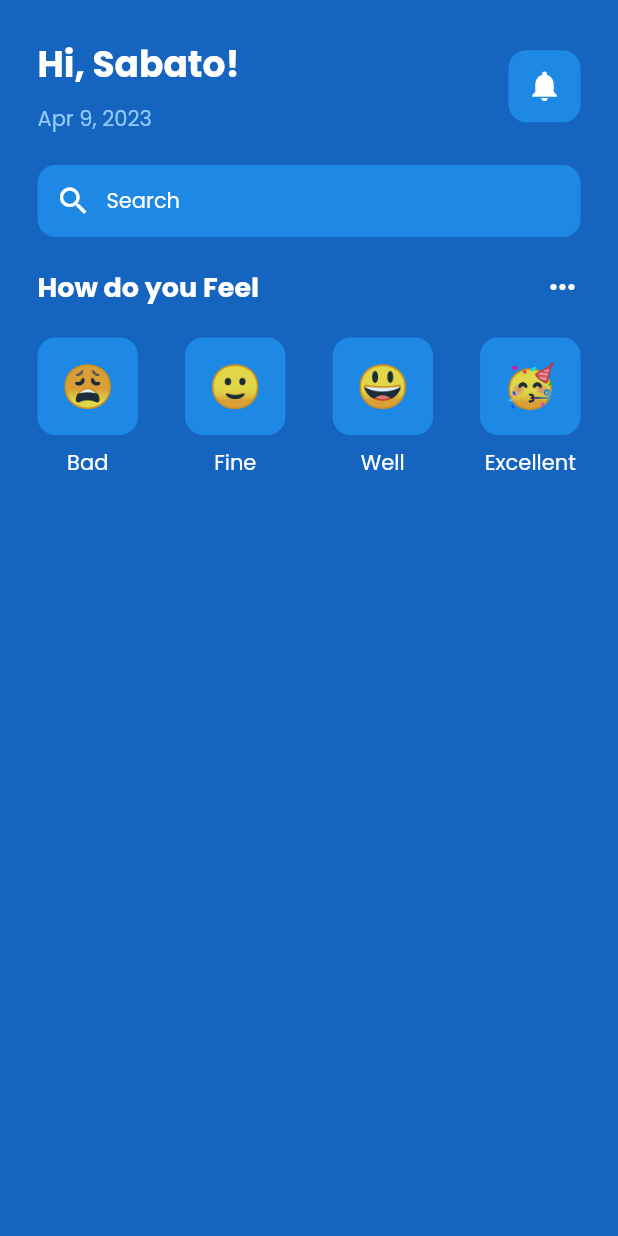
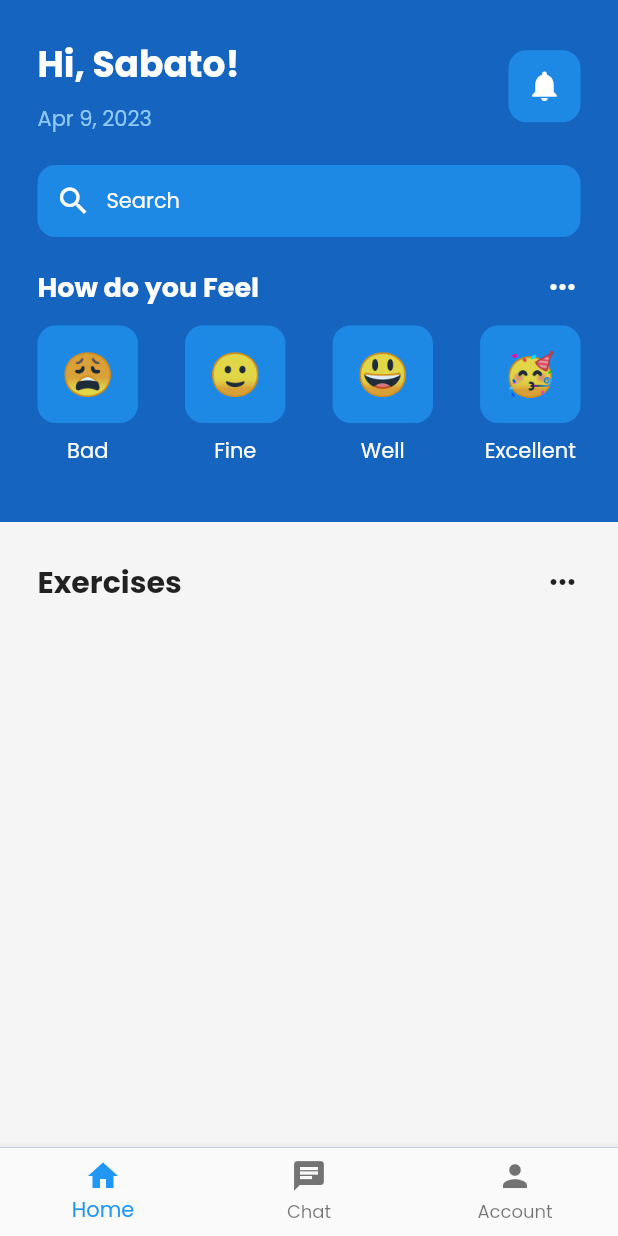
Before and after one commit to sabatohura/mentalapp-design, a Flutter app: the screen it shows after launch, on a phone screen of 412 x 824 dp. Run offline on Flutter 3.47's test engine with Material 2 defaults, Android fonts, the phone set to English and light mode, and no system bars; our stand-ins replace google_fonts.

Commit message:
did exercises heading

```diff
--- a/lib/pages/home_page.dart
+++ b/lib/pages/home_page.dart
@@ -17,13 +17,22 @@ class _HomePageState extends State<HomePage> {
   @override
   Widget build(BuildContext context) {
     return Scaffold(
+      bottomNavigationBar: BottomNavigationBar(
+        items: [
+          BottomNavigationBarItem(icon: Icon(Icons.home), label: 'Home'),
+          BottomNavigationBarItem(icon: Icon(Icons.chat), label: 'Chat'),
+          BottomNavigationBarItem(icon: Icon(Icons.person), label: 'Account')
+        ],
+      ),
       backgroundColor: Colors.blue[800],
       body: SafeArea(
-        child: Padding(
+        child: Column(
+          children: [
+            // greetings section
+            Padding(
               padding: const EdgeInsets.all(25.0),
               child: Column(
                 children: [
-              // greetings section
                   Row(
                     mainAxisAlignment: MainAxisAlignment.spaceBetween,
                     children: [
@@ -109,7 +118,7 @@ class _HomePageState extends State<HomePage> {
                     ],
                   ),
                   SizedBox(
-                height: 20,
+                    height: 12,
                   ),
                   //emoticons sections
 
@@ -177,9 +186,58 @@ class _HomePageState extends State<HomePage> {
                         ],
                       ),
                     ],
+                  ),
+
+                  SizedBox(
+                    height: 12,
+                  ),
+                ],
+              ),
+            ),
+            Expanded(
+                child: Container(
+              padding: EdgeInsets.all(25),
+              color: Colors.grey[100],
+              child: Center(
+                child: Column(
+                  children: [
+                    // heading exercise
+                    Row(
+                      mainAxisAlignment: MainAxisAlignment.spaceBetween,
+                      children: [
+                        Text(
+                          "Exercises",
+                          style: TextStyle(
+                              fontSize: 20, fontWeight: FontWeight.bold),
+                        ),
+                        Icon(Icons.more_horiz)
+                      ],
                     )
                   ],
                 ),
+              ),
+            ))
+            // Expanded(
+            //   child: ClipRRect(
+            //     borderRadius: BorderRadius.only(
+            //         topLeft: Radius.circular(50),
+            //         topRight: Radius.circular(50)),
+            //     child: Container(
+            //       decoration: BoxDecoration(color: Colors.white, boxShadow: [
+            //         BoxShadow(
+            //           color: Colors.grey,
+            //           blurRadius: 15.0, // soften the shadow
+            //           spreadRadius: 5.0, //extend the shadow
+            //           offset: Offset(
+            //             5.0, // Move to right 5  horizontally
+            //             5.0, // Move to bottom 5 Vertically
+            //           ),
+            //         )
+            //       ]),
+            //     ),
+            //   ),
+            // )
+          ],
         ),
       ),
     );
```
Lines whose indentation alone changed are shown as unchanged.
